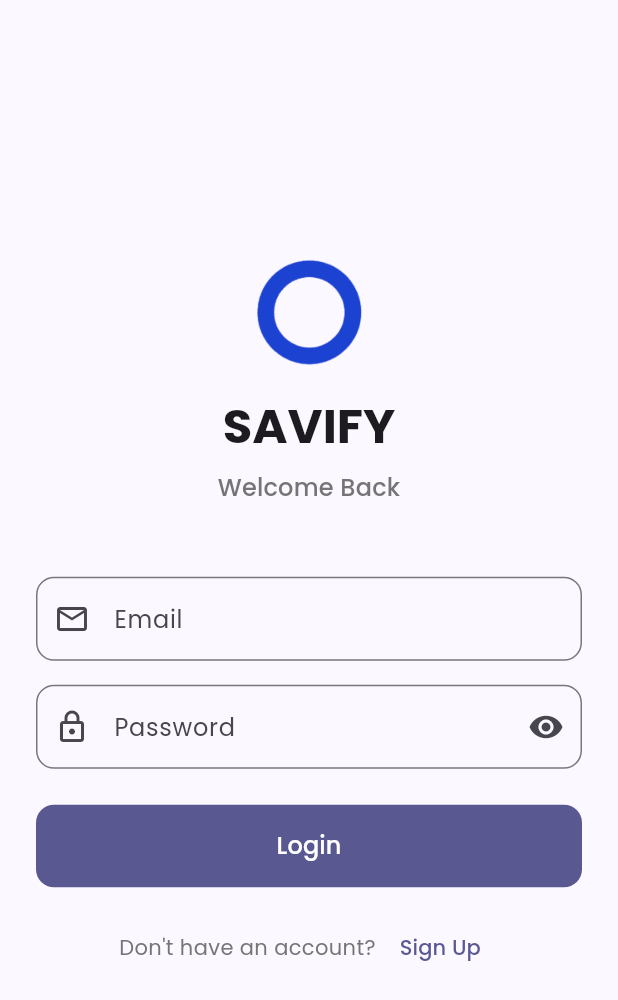
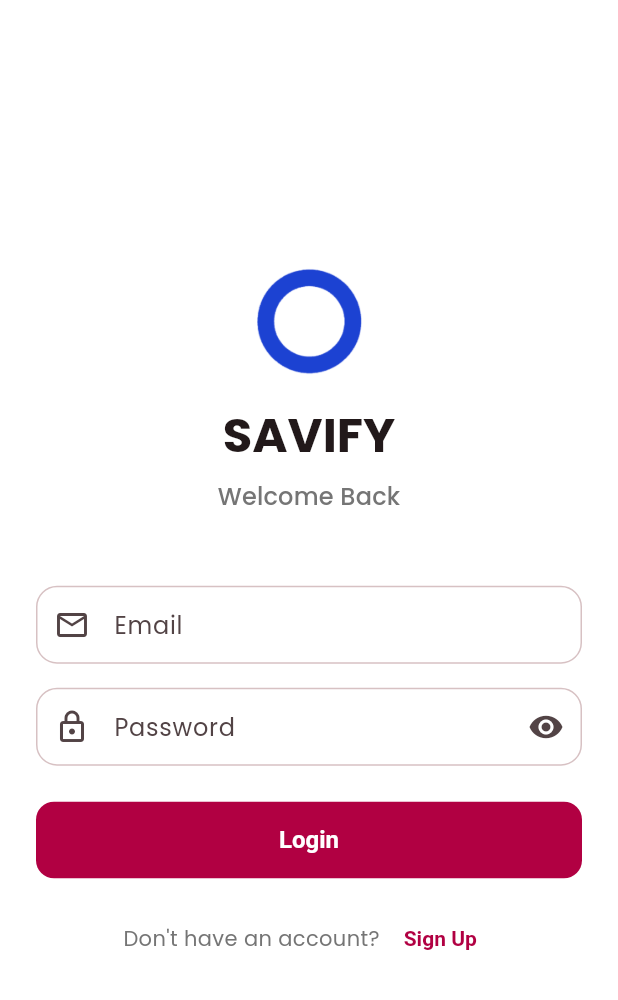
Before and after one commit to MumbaiHacks-NeoMind/Savify-app, a Flutter app: the screen it shows after launch, on a phone screen of 412 x 824 dp. Shown: the top 1000 px of the screen. Run offline on Flutter 3.47's test engine with Material 3 defaults, Android fonts, the phone set to English and light mode, and no system bars; our stand-ins replace fl_chart, google_fonts, shared_preferences; accounts and stored records are empty.

Commit message:
Refactor theme management and update color opacity handling

```diff
--- a/lib/main.dart
+++ b/lib/main.dart
@@ -1,6 +1,6 @@
 import 'package:flutter/material.dart';
 import 'package:provider/provider.dart';
-import 'package:google_fonts/google_fonts.dart';
+import 'theme/app_theme.dart';
 import 'screens/home_screen.dart';
 import 'screens/login_screen.dart';
 import 'providers/transaction_provider.dart';
@@ -27,24 +27,8 @@ class SavifyApp extends StatelessWidget {
           return MaterialApp(
             title: 'Savify - Finance Tracker',
             debugShowCheckedModeBanner: false,
-            theme: ThemeData(
-              colorScheme: ColorScheme.fromSeed(
-                seedColor: const Color(0xFF6C63FF),
-                brightness: Brightness.light,
-              ),
-              useMaterial3: true,
-              textTheme: GoogleFonts.poppinsTextTheme(),
-            ),
-            darkTheme: ThemeData(
-              colorScheme: ColorScheme.fromSeed(
-                seedColor: const Color(0xFF6C63FF),
-                brightness: Brightness.dark,
-              ),
-              useMaterial3: true,
-              textTheme: GoogleFonts.poppinsTextTheme(
-                ThemeData.dark().textTheme,
-              ),
-            ),
+            theme: AppTheme.light(),
+            darkTheme: AppTheme.dark(),
             themeMode: ThemeMode.system,
             home: authProvider.isLoading
                 ? const Scaffold(
--- a/lib/screens/home_screen.dart
+++ b/lib/screens/home_screen.dart
@@ -98,7 +98,7 @@ class _HomeScreenState extends State<HomeScreen> {
             icon: CircleAvatar(
               backgroundColor: Theme.of(
                 context,
-              ).colorScheme.primary.withOpacity(0.1),
+              ).colorScheme.primary.withValues(alpha: 0.1),
               child: Icon(
                 Icons.person_outline,
                 color: Theme.of(context).colorScheme.primary,
--- a/lib/screens/profile_screen.dart
+++ b/lib/screens/profile_screen.dart
@@ -23,7 +23,7 @@ class ProfileScreen extends StatelessWidget {
                   radius: 32,
                   backgroundColor: Theme.of(
                     context,
-                  ).colorScheme.primary.withOpacity(0.1),
+                  ).colorScheme.primary.withValues(alpha: 0.1),
                   child: Icon(
                     Icons.person,
                     size: 36,
@@ -93,11 +93,9 @@ class ProfileScreen extends StatelessWidget {
             ),
             const SizedBox(height: 12),
             FilledButton.tonal(
-              onPressed: () {
-                _confirmLogout(context);
-              },
+              onPressed: () => _confirmLogout(context),
               style: FilledButton.styleFrom(
-                backgroundColor: Colors.red.withOpacity(0.1),
+                backgroundColor: Colors.red.withValues(alpha: 0.1),
                 foregroundColor: Colors.red[700],
                 padding: const EdgeInsets.symmetric(vertical: 16),
               ),
--- a/lib/screens/transactions_screen.dart
+++ b/lib/screens/transactions_screen.dart
@@ -113,8 +113,8 @@ class _TransactionsScreenState extends State<TransactionsScreen> {
         child: ListTile(
           leading: CircleAvatar(
             backgroundColor: isIncome
-                ? Colors.green.withOpacity(0.2)
-                : Colors.red.withOpacity(0.2),
+                ? Colors.green.withValues(alpha: 0.2)
+                : Colors.red.withValues(alpha: 0.2),
             child: Icon(
               _getCategoryIcon(transaction.category),
               color: isIncome ? Colors.green : Colors.red,
--- /dev/null
+++ b/lib/theme/app_theme.dart
@@ -0,0 +1,182 @@
+import 'package:flutter/material.dart';
+import 'package:google_fonts/google_fonts.dart';
+
+class BrandColors {
+  // Primary Savify brand color (deep red/maroon)
+  static const primary = Color(0xFFB10042);
+  static const onPrimary = Colors.white;
+
+  // Complementary accents
+  static const secondary = Color(0xFF7A002D);
+  static const tertiary = Color(0xFFD94E76);
+}
+
+class AppTheme {
+  static ThemeData light() {
+    final base = ThemeData(
+      useMaterial3: true,
+      colorScheme: ColorScheme.fromSeed(
+        seedColor: BrandColors.primary,
+        primary: BrandColors.primary,
+        secondary: BrandColors.tertiary,
+        brightness: Brightness.light,
+      ),
+    );
+
+    return base.copyWith(
+      textTheme: GoogleFonts.poppinsTextTheme(base.textTheme),
+      scaffoldBackgroundColor: Colors.white,
+      appBarTheme: AppBarTheme(
+        backgroundColor: base.colorScheme.surface,
+        foregroundColor: base.colorScheme.onSurface,
+        elevation: 0,
+        centerTitle: false,
+        titleTextStyle: GoogleFonts.poppins(
+          fontSize: 20,
+          fontWeight: FontWeight.w600,
+          color: base.colorScheme.onSurface,
+        ),
+      ),
+      filledButtonTheme: FilledButtonThemeData(
+        style: FilledButton.styleFrom(
+          backgroundColor: base.colorScheme.primary,
+          foregroundColor: BrandColors.onPrimary,
+          shape: const StadiumBorder(), // pill-shaped
+          padding: const EdgeInsets.symmetric(horizontal: 20, vertical: 14),
+          textStyle: const TextStyle(fontWeight: FontWeight.w600),
+        ),
+      ),
+      elevatedButtonTheme: ElevatedButtonThemeData(
+        style: ElevatedButton.styleFrom(
+          backgroundColor: base.colorScheme.primary,
+          foregroundColor: BrandColors.onPrimary,
+          shape: const StadiumBorder(),
+          padding: const EdgeInsets.symmetric(horizontal: 20, vertical: 14),
+          elevation: 0,
+          textStyle: const TextStyle(fontWeight: FontWeight.w600),
+        ),
+      ),
+      textButtonTheme: TextButtonThemeData(
+        style: TextButton.styleFrom(
+          foregroundColor: base.colorScheme.primary,
+          textStyle: const TextStyle(fontWeight: FontWeight.w600),
+        ),
+      ),
+      inputDecorationTheme: InputDecorationTheme(
+        filled: true,
+        fillColor: Colors.white,
+        border: OutlineInputBorder(
+          borderRadius: BorderRadius.circular(14),
+          borderSide: BorderSide(color: base.colorScheme.outlineVariant),
+        ),
+        enabledBorder: OutlineInputBorder(
+          borderRadius: BorderRadius.circular(14),
+          borderSide: BorderSide(color: base.colorScheme.outlineVariant),
+        ),
+        focusedBorder: OutlineInputBorder(
+          borderRadius: BorderRadius.circular(14),
+          borderSide: BorderSide(color: base.colorScheme.primary, width: 2),
+        ),
+        contentPadding: const EdgeInsets.symmetric(
+          horizontal: 16,
+          vertical: 14,
+        ),
+      ),
+      chipTheme: base.chipTheme.copyWith(
+        color: WidgetStatePropertyAll(
+          base.colorScheme.primary.withValues(alpha: 0.08),
+        ),
+        side: BorderSide(
+          color: base.colorScheme.primary.withValues(alpha: 0.2),
+        ),
+        labelStyle: TextStyle(color: base.colorScheme.primary),
+        shape: const StadiumBorder(),
+      ),
+      navigationBarTheme: NavigationBarThemeData(
+        backgroundColor: base.colorScheme.surface,
+        indicatorColor: base.colorScheme.primary.withValues(alpha: 0.12),
+        labelTextStyle: WidgetStatePropertyAll(
+          GoogleFonts.poppins(fontWeight: FontWeight.w600),
+        ),
+      ),
+      cardTheme: const CardThemeData(
+        elevation: 0,
+        // shape handled below via cardTheme shape in newer SDKs; fallback left minimal
+      ),
+      listTileTheme: ListTileThemeData(
+        shape: RoundedRectangleBorder(borderRadius: BorderRadius.circular(12)),
+        iconColor: base.colorScheme.primary,
+      ),
+      floatingActionButtonTheme: FloatingActionButtonThemeData(
+        backgroundColor: base.colorScheme.primary,
+        foregroundColor: BrandColors.onPrimary,
+      ),
+      // Some SDKs use DialogThemeData; fallback to default if not available
+    );
+  }
+
+  static ThemeData dark() {
+    final base = ThemeData(
+      useMaterial3: true,
+      colorScheme: ColorScheme.fromSeed(
+        seedColor: BrandColors.primary,
+        primary: BrandColors.tertiary,
+        secondary: BrandColors.primary,
+        brightness: Brightness.dark,
+      ),
+    );
+
+    return base.copyWith(
+      textTheme: GoogleFonts.poppinsTextTheme(base.textTheme),
+      appBarTheme: base.appBarTheme.copyWith(
+        backgroundColor: base.colorScheme.surface,
+        foregroundColor: base.colorScheme.onSurface,
+      ),
+      filledButtonTheme: FilledButtonThemeData(
+        style: FilledButton.styleFrom(
+          backgroundColor: base.colorScheme.primary,
+          foregroundColor: BrandColors.onPrimary,
+          shape: const StadiumBorder(),
+          padding: const EdgeInsets.symmetric(horizontal: 20, vertical: 14),
+        ),
+      ),
+      elevatedButtonTheme: ElevatedButtonThemeData(
+        style: ElevatedButton.styleFrom(
+          backgroundColor: base.colorScheme.primary,
+          foregroundColor: BrandColors.onPrimary,
+          shape: const StadiumBorder(),
+          padding: const EdgeInsets.symmetric(horizontal: 20, vertical: 14),
+          elevation: 0,
+        ),
+      ),
+      inputDecorationTheme: base.inputDecorationTheme.copyWith(
+        filled: true,
+        fillColor: base.colorScheme.surfaceContainerHighest.withValues(
+          alpha: 0.3,
+        ),
+        border: OutlineInputBorder(
+          borderRadius: BorderRadius.circular(14),
+          borderSide: BorderSide(color: base.colorScheme.outlineVariant),
+        ),
+        enabledBorder: OutlineInputBorder(
+          borderRadius: BorderRadius.circular(14),
+          borderSide: BorderSide(color: base.colorScheme.outlineVariant),
+        ),
+        focusedBorder: OutlineInputBorder(
+          borderRadius: BorderRadius.circular(14),
+          borderSide: BorderSide(color: base.colorScheme.primary, width: 2),
+        ),
+      ),
+      navigationBarTheme: NavigationBarThemeData(
+        backgroundColor: base.colorScheme.surface,
+        indicatorColor: base.colorScheme.primary.withValues(alpha: 0.2),
+        labelTextStyle: MaterialStateProperty.all(
+          GoogleFonts.poppins(fontWeight: FontWeight.w600),
+        ),
+      ),
+      cardTheme: base.cardTheme.copyWith(
+        shape: RoundedRectangleBorder(borderRadius: BorderRadius.circular(16)),
+      ),
+    );
+  }
+}
--- a/lib/widgets/balance_card.dart
+++ b/lib/widgets/balance_card.dart
@@ -70,7 +70,7 @@ class BalanceCard extends StatelessWidget {
       children: [
         CircleAvatar(
           radius: 16,
-          backgroundColor: color.withOpacity(0.2),
+          backgroundColor: color.withValues(alpha: 0.2),
           child: Icon(icon, size: 16, color: color),
         ),
         const SizedBox(width: 8),
--- a/lib/widgets/recent_transactions.dart
+++ b/lib/widgets/recent_transactions.dart
@@ -53,8 +53,8 @@ class RecentTransactions extends StatelessWidget {
       child: ListTile(
         leading: CircleAvatar(
           backgroundColor: isIncome
-              ? Colors.green.withOpacity(0.2)
-              : Colors.red.withOpacity(0.2),
+              ? Colors.green.withValues(alpha: 0.2)
+              : Colors.red.withValues(alpha: 0.2),
           child: Icon(
             _getCategoryIcon(transaction.category),
             color: isIncome ? Colors.green : Colors.red,
```
